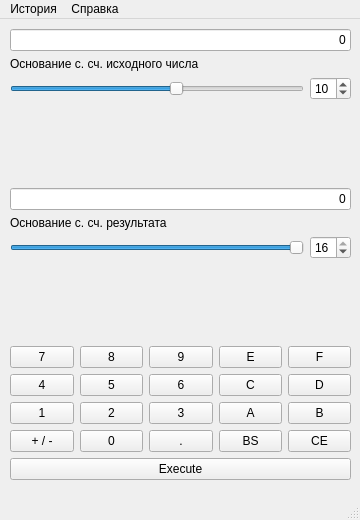
The window that ConverterQt/MainWindow.ui (danyowoj/MPT) describes before a commit, drawn with Qt 5.
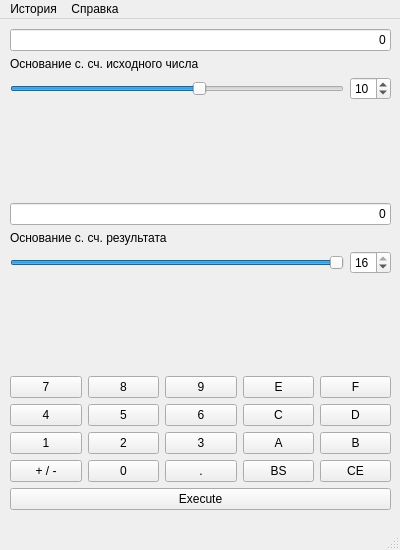
The same window after the commit.

Patch:
```diff
--- a/ConverterQt/MainWindow.ui
+++ b/ConverterQt/MainWindow.ui
@@ -6,8 +6,8 @@
    <rect>
     <x>0</x>
     <y>0</y>
-    <width>360</width>
-    <height>520</height>
+    <width>400</width>
+    <height>550</height>
    </rect>
   </property>
   <property name="sizePolicy">
@@ -31,8 +31,8 @@
      <rect>
       <x>10</x>
       <y>10</y>
-      <width>341</width>
-      <height>451</height>
+      <width>381</width>
+      <height>481</height>
      </rect>
     </property>
     <layout class="QVBoxLayout" name="verticalLayout_4">
@@ -345,7 +345,7 @@
     <rect>
      <x>0</x>
      <y>0</y>
-     <width>360</width>
+     <width>400</width>
      <height>23</height>
     </rect>
    </property>
```
